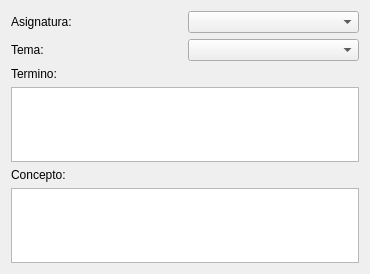
First picture: the form in listaform.ui, repository defaultdavr21/ProyectoAskme, before the edit.
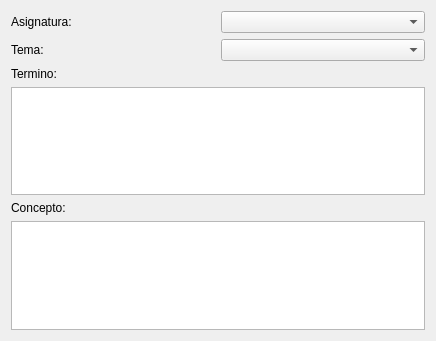
Second picture: the form after the edit.

```diff
--- a/listaform.ui
+++ b/listaform.ui
@@ -6,8 +6,8 @@
    <rect>
     <x>0</x>
     <y>0</y>
-    <width>370</width>
-    <height>274</height>
+    <width>436</width>
+    <height>341</height>
    </rect>
   </property>
   <property name="windowTitle">
```
